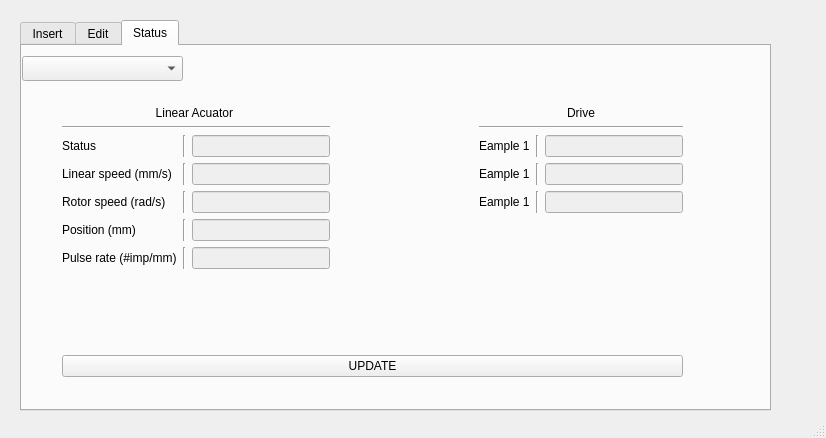
Before: the Qt Designer form QT/Plataform/mainwindow.ui in up201505284/Application, drawn with Qt 5.
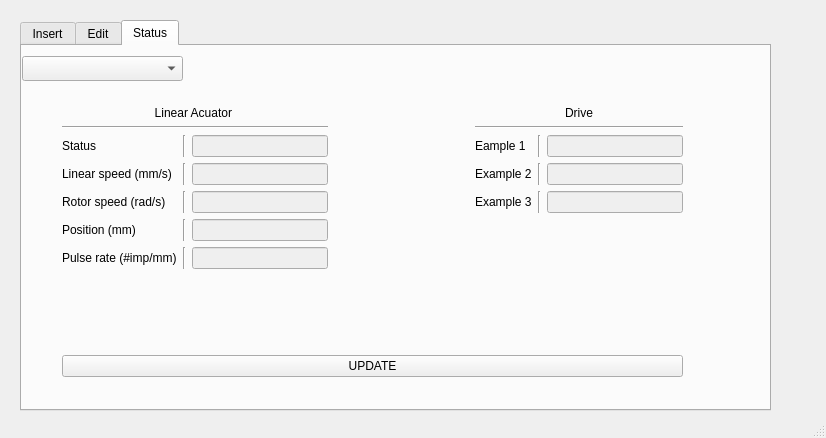
After: the same form once the commit is applied. The open tabs and pages were chosen to show the change.

What changed in the file:
```diff
--- a/QT/Plataform/mainwindow.ui
+++ b/QT/Plataform/mainwindow.ui
@@ -755,7 +755,7 @@
        <item row="5" column="4">
         <widget class="QLabel" name="labelPwmFrewq_3">
          <property name="text">
-          <string>Eample 1</string>
+          <string>Example 3</string>
          </property>
          <property name="alignment">
           <set>Qt::AlignJustify|Qt::AlignVCenter</set>
@@ -869,7 +869,7 @@
        <item row="4" column="4">
         <widget class="QLabel" name="labelPwmFrewq_4">
          <property name="text">
-          <string>Eample 1</string>
+          <string>Example 2</string>
          </property>
          <property name="alignment">
           <set>Qt::AlignJustify|Qt::AlignVCenter</set>
```
Left out of the diff: 74 changed lines with no effect on the pictures.
